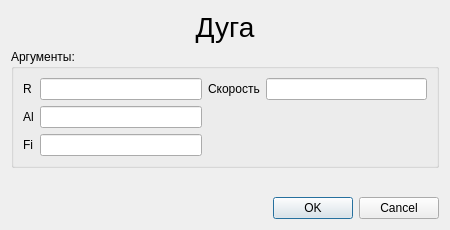
Before: the Qt Designer form KAMEditor/gui/commands/arcdialog.ui in Xtail96/SML, drawn with Qt 5.
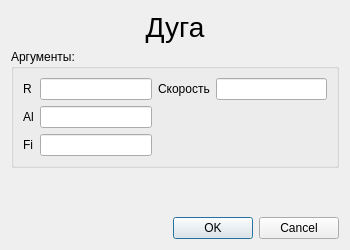
After: the same form once the commit is applied.

The edit to the form file:
```diff
--- a/KAMEditor/gui/commands/arcdialog.ui
+++ b/KAMEditor/gui/commands/arcdialog.ui
@@ -6,8 +6,8 @@
    <rect>
     <x>0</x>
     <y>0</y>
-    <width>450</width>
-    <height>230</height>
+    <width>350</width>
+    <height>250</height>
    </rect>
   </property>
   <property name="windowTitle">
```
